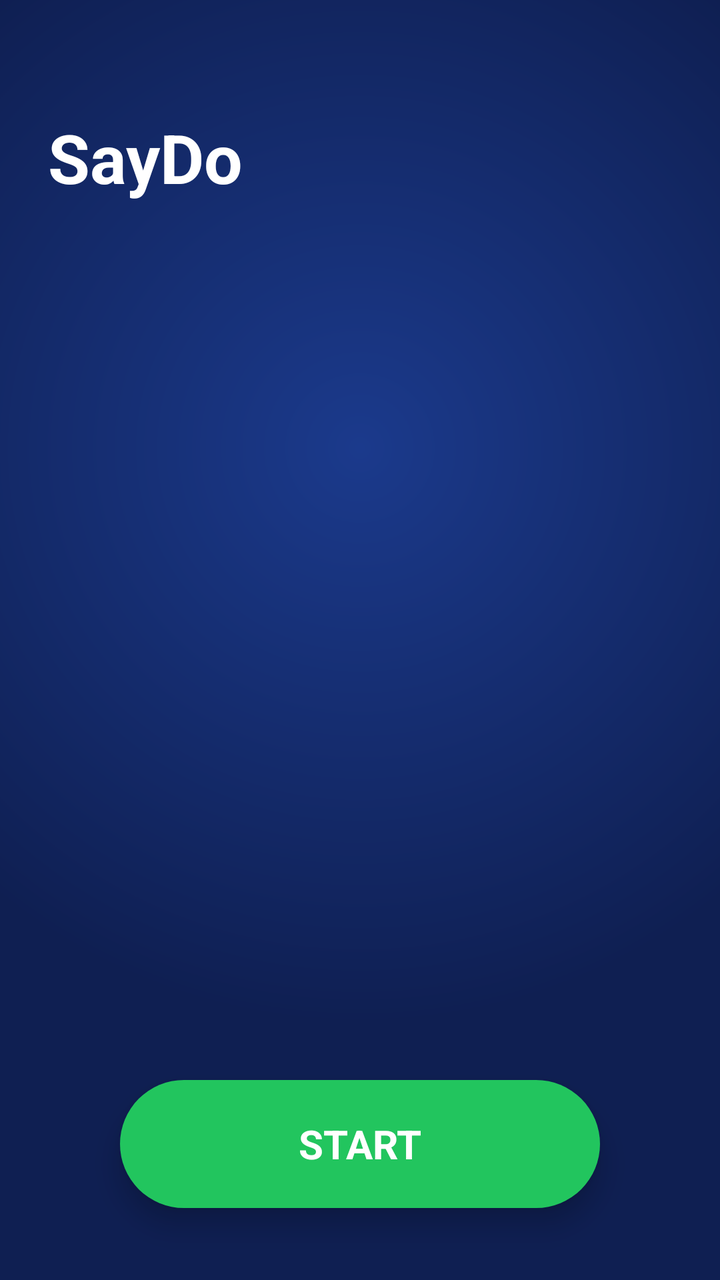
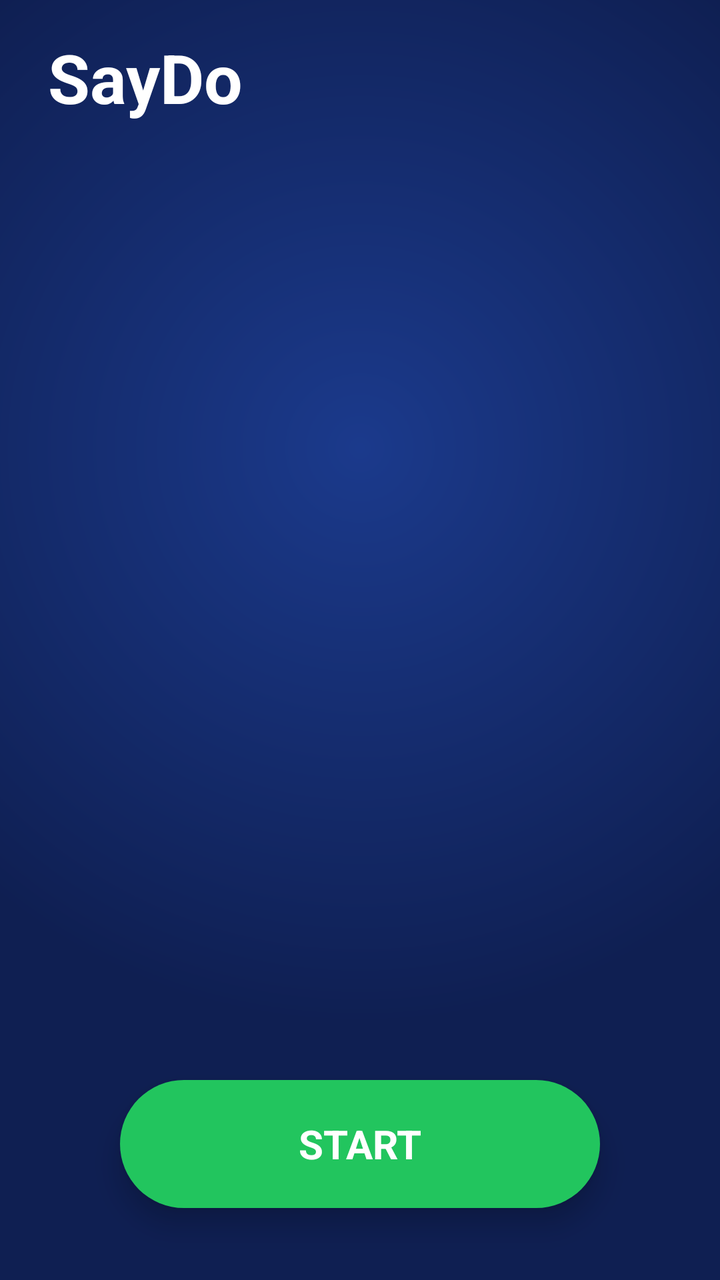

The first picture is an Android layout as it rendered before a commit; the second is the same layout after the commit. The layout source and the unified diff follow.
<!-- AndroidManifest.xml: application theme AppTheme -->
<!-- res/layout/activity_main.xml -->
<?xml version="1.0" encoding="utf-8"?>
<FrameLayout xmlns:android="http://schemas.android.com/apk/res/android"
    android:id="@+id/root"
    android:layout_width="match_parent"
    android:layout_height="match_parent"
    android:background="@drawable/bg_grid_full">

    <LinearLayout
        android:layout_width="match_parent"
        android:layout_height="match_parent"
        android:orientation="vertical"
        android:paddingTop="56dp">

        <TextView
            android:id="@+id/titleSayDo"
            android:layout_width="match_parent"
            android:layout_height="wrap_content"
            android:paddingHorizontal="24dp"
            android:text="SayDo"
            android:textColor="@color/text_primary"
            android:textSize="34sp"
            android:textStyle="bold" />

        <TextView
            android:id="@+id/hint"
            android:layout_width="match_parent"
            android:layout_height="wrap_content"
            android:paddingHorizontal="24dp"
            android:paddingTop="2dp"
            android:paddingBottom="14dp"
            android:textColor="@color/text_secondary"
            android:textSize="14sp" />

        <androidx.recyclerview.widget.RecyclerView
            android:id="@+id/list"
            android:layout_width="match_parent"
            android:layout_height="0dp"
            android:layout_weight="1"
            android:clipToPadding="false"
            android:paddingHorizontal="16dp"
            android:paddingBottom="120dp" />

        <LinearLayout
            android:id="@+id/empty"
            android:layout_width="match_parent"
            android:layout_height="0dp"
            android:layout_weight="1"
            android:gravity="center"
            android:orientation="vertical"
            android:paddingBottom="100dp"
            android:visibility="gone">

            <TextView
                android:layout_width="wrap_content"
                android:layout_height="wrap_content"
                android:text="@string/empty_title"
                android:textColor="@color/text_primary"
                android:textSize="18sp"
                android:textStyle="bold" />

            <TextView
                android:layout_width="wrap_content"
                android:layout_height="wrap_content"
                android:layout_marginTop="6dp"
                android:text="@string/empty_sub"
                android:textColor="@color/text_secondary"
                android:textSize="14sp" />
        </LinearLayout>
    </LinearLayout>

    <TextView
        android:id="@+id/btnStart"
        android:layout_width="240dp"
        android:layout_height="64dp"
        android:layout_gravity="bottom|center_horizontal"
        android:layout_marginBottom="36dp"
        android:background="@drawable/bg_btn_start"
        android:elevation="8dp"
        android:gravity="center"
        android:text="START"
        android:textColor="@android:color/white"
        android:textSize="20sp"
        android:textStyle="bold" />

</FrameLayout>
<!-- resources referenced by this layout -->
<resources>
  <color name="text_primary">#FFFFFF</color>
  <color name="text_secondary">#A8C0E8</color>
  <!-- drawable bg_btn_start (drawable) -->
  <?xml version="1.0" encoding="utf-8"?>
  <shape xmlns:android="http://schemas.android.com/apk/res/android" android:shape="rectangle">
      <solid android:color="@color/success" />
      <corners android:radius="32dp" />
  </shape>
  <!-- drawable bg_grid_full (drawable) -->
  <?xml version="1.0" encoding="utf-8"?>
  <layer-list xmlns:android="http://schemas.android.com/apk/res/android">
      <item>
          <shape android:shape="rectangle">
              <solid android:color="#152868" />
          </shape>
      </item>
      
      <item>
          <shape android:shape="rectangle">
              <gradient
                  android:type="radial"
                  android:gradientRadius="80%p"
                  android:centerX="0.5"
                  android:centerY="0.35"
                  android:startColor="#1B3A8C"
                  android:endColor="#0F1F52" />
          </shape>
      </item>
  </layer-list>
  <string name="empty_sub">Use the floating START button to record</string>
  <string name="empty_title">No shortcuts yet</string>
  <style name="AppTheme" parent="Theme.MaterialComponents.NoActionBar">
          <item name="android:statusBarColor">@color/bg_deep</item>
          <item name="android:navigationBarColor">@color/bg_deep</item>
          <item name="android:windowBackground">@color/bg</item>
          <item name="android:windowLightStatusBar">false</item>
          <item name="colorPrimary">@color/accent</item>
          <item name="colorOnPrimary">@android:color/white</item>
          <item name="colorSecondary">@color/success</item>
          <item name="android:fontFamily">sans-serif</item>
          <item name="android:textColorPrimary">@color/text_primary</item>
          <item name="android:textColorSecondary">@color/text_secondary</item>
      </style>
  <color name="success">#22C55E</color>
  <color name="bg_deep">#0F1F52</color>
  <color name="bg">#152868</color>
  <color name="accent">#2D8CFF</color>
</resources>

<!-- the commit's change to res/layout/activity_main.xml (unified diff, before → after) -->
@@ -6,10 +6,11 @@
     android:background="@drawable/bg_grid_full">
 
     <LinearLayout
+        android:id="@+id/contentLayout"
         android:layout_width="match_parent"
         android:layout_height="match_parent"
         android:orientation="vertical"
-        android:paddingTop="56dp">
+        android:paddingTop="16dp">
 
         <TextView
             android:id="@+id/titleSayDo"
